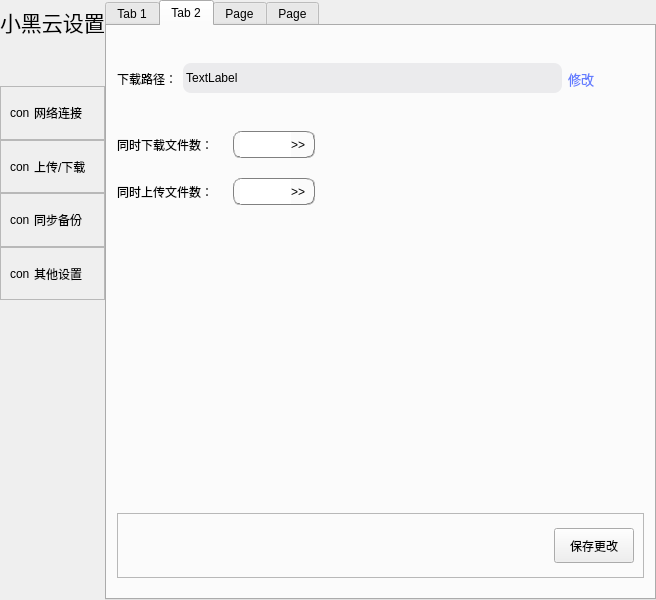
This is ui/Setting.ui in aibotez/SBCClientV2 as Qt 5 draws it before an edit. The edited form follows.
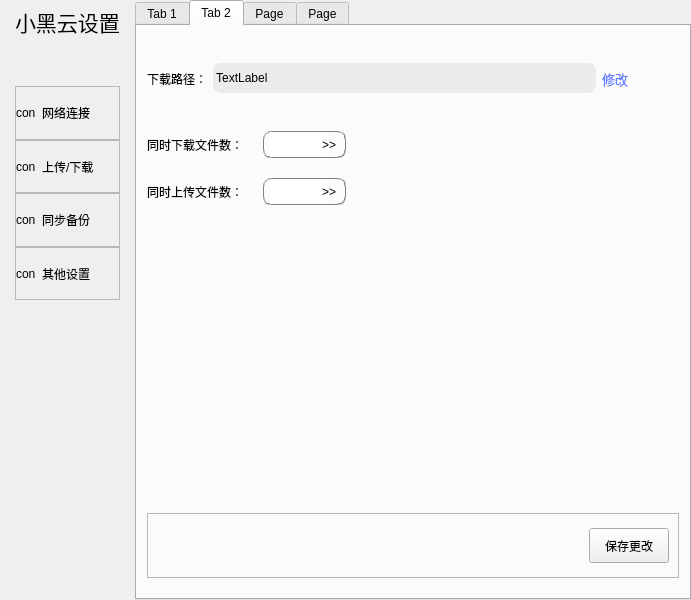
This is the edited form. The open tabs and pages were chosen to show the change.

The edit to the form file:
```diff
--- a/ui/Setting.ui
+++ b/ui/Setting.ui
@@ -6,7 +6,7 @@
    <rect>
     <x>0</x>
     <y>0</y>
-    <width>656</width>
+    <width>691</width>
     <height>600</height>
    </rect>
   </property>
@@ -46,6 +46,12 @@
      <property name="spacing">
       <number>0</number>
      </property>
+     <property name="leftMargin">
+      <number>15</number>
+     </property>
+     <property name="rightMargin">
+      <number>15</number>
+     </property>
      <item>
       <widget class="QLabel" name="label_9">
        <property name="font">
@@ -97,7 +103,7 @@
            <number>0</number>
           </property>
           <property name="leftMargin">
-           <number>9</number>
+           <number>0</number>
           </property>
           <property name="topMargin">
            <number>0</number>
@@ -145,7 +151,7 @@
            <number>0</number>
           </property>
           <property name="leftMargin">
-           <number>9</number>
+           <number>0</number>
           </property>
           <property name="topMargin">
            <number>0</number>
@@ -193,7 +199,7 @@
            <number>0</number>
           </property>
           <property name="leftMargin">
-           <number>9</number>
+           <number>0</number>
           </property>
           <property name="topMargin">
            <number>0</number>
@@ -241,7 +247,7 @@
            <number>0</number>
           </property>
           <property name="leftMargin">
-           <number>9</number>
+           <number>0</number>
           </property>
           <property name="topMargin">
            <number>0</number>
@@ -690,7 +696,7 @@
             </property>
             <property name="sizeHint" stdset="0">
              <size>
-              <width>419</width>
+              <width>426</width>
               <height>20</height>
              </size>
             </property>
```
Left out of the diff: 16 changed lines with no effect on the pictures.
